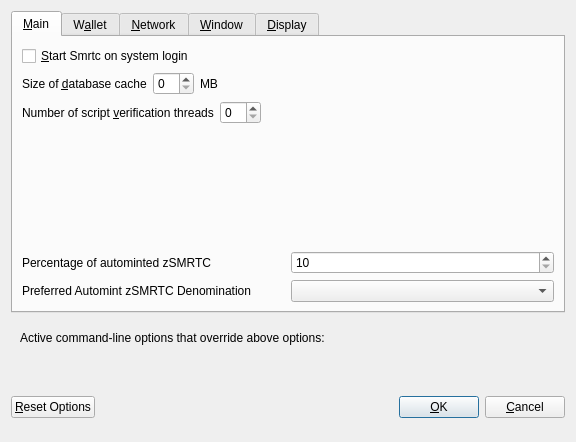
Above: src/qt/forms/optionsdialog.ui from CryptoCashBack-Hub/CCBC before the change. Below: the same form after it.
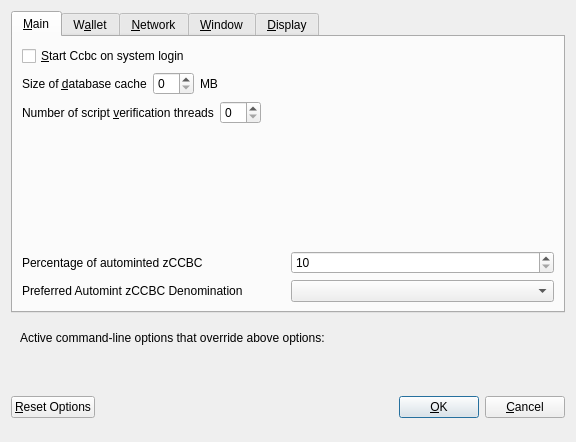
That is the form after the change. Custom widgets are drawn as their Qt base class.

Diff of the .ui file:
```diff
--- a/src/qt/forms/optionsdialog.ui
+++ b/src/qt/forms/optionsdialog.ui
@@ -33,7 +33,7 @@
           <string>Automatically start Smrtc after logging in to the system.</string>
          </property>
          <property name="text">
-          <string>&amp;Start Smrtc on system login</string>
+          <string>&amp;Start Ccbc on system login</string>
          </property>
         </widget>
        </item>
@@ -138,7 +138,7 @@
             <string>Percentage of incoming SMRTC which get automatically converted to zSMRTC via Zerocoin Protocol (min: 10%)</string>
            </property>
            <property name="text">
-            <string>Percentage of autominted zSMRTC</string>
+            <string>Percentage of autominted zCCBC</string>
            </property>
           </widget>
          </item>
@@ -171,7 +171,7 @@
             <string>Wait with automatic conversion to Zerocoin until enough SMRTC for this denomination is available</string>
            </property>
            <property name="text">
-            <string>Preferred Automint zSMRTC Denomination</string>
+            <string>Preferred Automint zCCBC Denomination</string>
            </property>
           </widget>
          </item>
```
Left out of the diff: 16 changed lines with no effect on the pictures.
